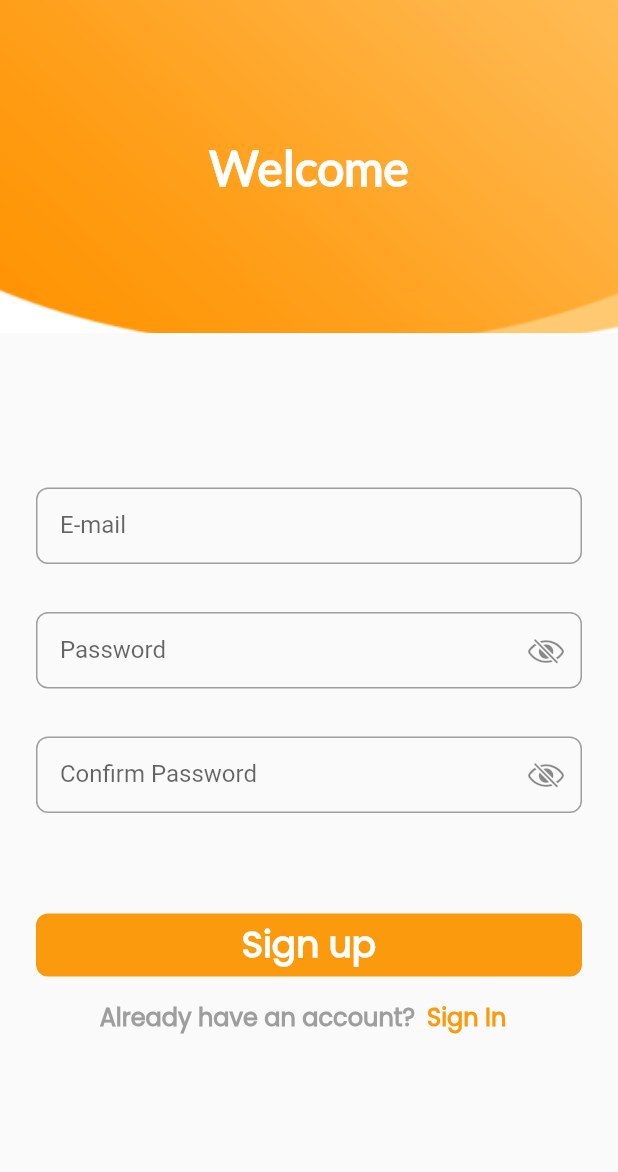
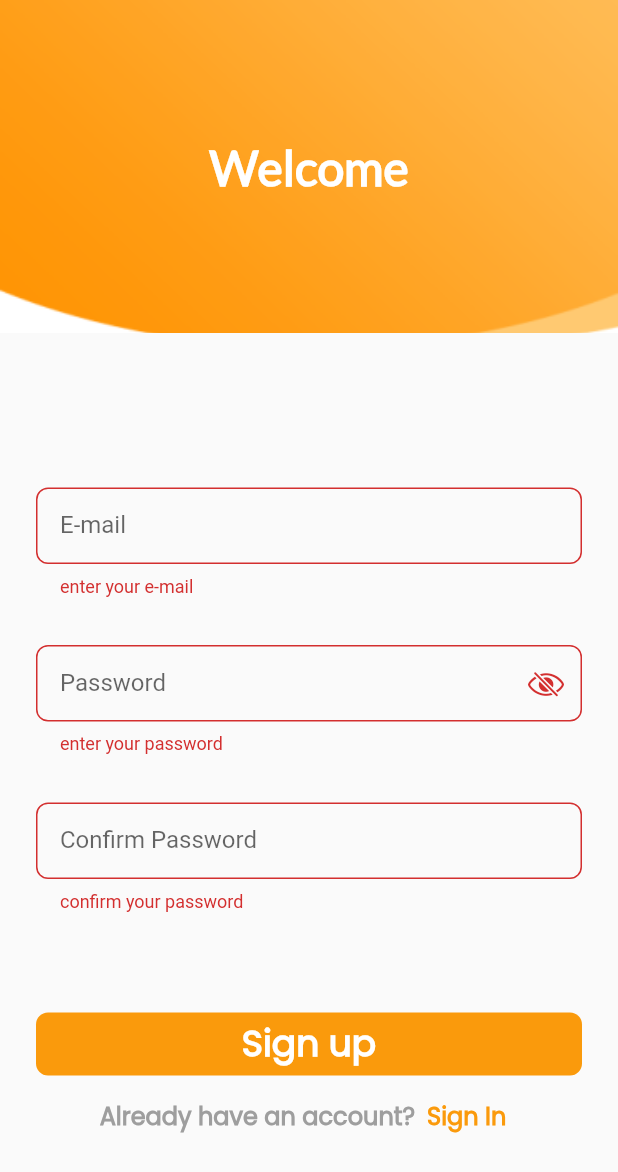
Before and after one commit to selim-sys/chef-app, a Flutter app: the RegisterScreen screen opened directly, after a tap on "Sign up", on a phone screen of 412 x 824 dp. Shown: the top 1172 px of the screen. Run offline on Flutter 3.47's test engine with Material 2 defaults, Android fonts, the phone set to English and light mode, and no system bars; our stand-ins replace bloc.

```diff
--- a/lib/screens/register-screen.dart
+++ b/lib/screens/register-screen.dart
@@ -7,12 +7,14 @@ import '../widgets/custom-button.dart';
 import '../widgets/custom-textformfield.dart';
 
 class RegisterScreen extends StatelessWidget {
-  const RegisterScreen({super.key});
-
+   RegisterScreen({super.key});
+  var formkey = GlobalKey<FormState>();
   @override
   Widget build(BuildContext context) {
     return Scaffold(
       body: SingleChildScrollView(
+        child: Form(
+          key: formkey,
           child: Column(
             children: [
               Container(
@@ -49,7 +51,11 @@ class RegisterScreen extends StatelessWidget {
                       height: 103,
                     ),
                     CustomTextFormField(
-                    label: 'E-mail',
+                      label: 'E-mail',validator: (val){
+                      if(val!.isEmpty){
+                        return 'enter your e-mail';
+                      }
+                    },
                     ),
                     SizedBox(
                       height: 32,
@@ -57,16 +63,29 @@ class RegisterScreen extends StatelessWidget {
                     CustomTextFormField(
                       label: 'Password',
                       suffixIcon: CupertinoIcons.eye_slash,
+                      validator: (val){
+                        if(val!.isEmpty){
+                          return 'enter your password';
+                        }
+                      },
                     ),
                     SizedBox(
                       height: 32,
                     ),
                     CustomTextFormField(
                       label: 'Confirm Password',
-                    suffixIcon: CupertinoIcons.eye_slash,
+                      validator: (val){
+                        if(val!.isEmpty){
+                          return 'confirm your password';
+                        }
+                      },
                     ),
                     SizedBox(height: 64,),
-                  CustomButton(text: 'Sign up',),
+                    CustomButton(text: 'Sign up',onPressed: (){
+                      if(formkey.currentState!.validate()){
+
+                      }
+                    },),
                     Row(
                       mainAxisAlignment: MainAxisAlignment.center,
                       children: [
@@ -92,6 +111,7 @@ class RegisterScreen extends StatelessWidget {
             ],
           ),
         ),
+      ),
     );
   }
 }
--- a/lib/widgets/custom-button.dart
+++ b/lib/widgets/custom-button.dart
@@ -3,15 +3,16 @@ import 'package:flutter/material.dart';
 import '../constants.dart';
 
 class CustomButton extends StatelessWidget {
-  const CustomButton({
-    super.key, required this.text,
+   CustomButton({
+    super.key, required this.text, this.onPressed,
   });
   final String text;
+  final void Function()? onPressed;
 
   @override
   Widget build(BuildContext context) {
     return ElevatedButton(
-      onPressed: () {},
+      onPressed: onPressed,
       child: Text(text,style: TextStyle(
           fontFamily: 'Poppins',
           fontSize: 24,
--- a/lib/widgets/custom-textformfield.dart
+++ b/lib/widgets/custom-textformfield.dart
@@ -4,13 +4,14 @@ import 'package:flutter/material.dart';
 
 class CustomTextFormField extends StatelessWidget {
    CustomTextFormField(
-      {super.key, required this.label,this.suffixIcon});
+      {super.key, required this.label,this.suffixIcon,this.validator});
   final String label;
   IconData? suffixIcon = CupertinoIcons.eye_slash;
-
+   String? Function(String?)? validator;
   @override
   Widget build(BuildContext context) {
     return TextFormField(
+      validator: validator,
       decoration: InputDecoration(
           enabledBorder: OutlineInputBorder(
               borderSide: BorderSide(color: Color(0XFF9D9FA0)),
--- a/pubspec.yaml
+++ b/pubspec.yaml
@@ -35,6 +35,7 @@ dependencies:
   # The following adds the Cupertino Icons font to your application.
   # Use with the CupertinoIcons class for iOS style icons.
   cupertino_icons: ^1.0.2
+  flutter_bloc:
 
 dev_dependencies:
   flutter_test:
```
Also changed, not shown: lib/screens/cubits/login-cubit/login_cubit.dart (added, +8 -0 lines), lib/screens/cubits/login-cubit/login_state.dart (added, +9 -0 lines), lib/screens/login-screen.dart (+20 -3 lines), pubspec.lock. Lines whose indentation alone changed are shown as unchanged.
